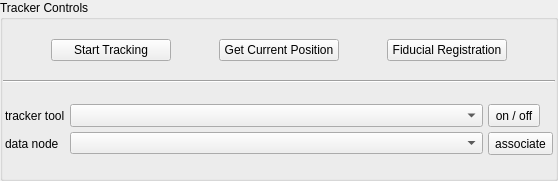
NifTK/NifTK, file Code/Gui/MITK/Modules/niftkIGIGui/ToolsGui/TrackerControlsWidget.ui: the form before one commit.
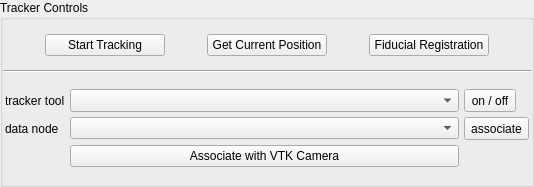
The form after the commit. Custom widgets are drawn as their Qt base class.

Commit message: Feature #1939 added button to turn on camera link

Diff of the .ui file:
```diff
--- a/Code/Gui/MITK/Modules/niftkIGIGui/ToolsGui/TrackerControlsWidget.ui
+++ b/Code/Gui/MITK/Modules/niftkIGIGui/ToolsGui/TrackerControlsWidget.ui
@@ -6,8 +6,8 @@
    <rect>
     <x>0</x>
     <y>0</y>
-    <width>558</width>
-    <height>181</height>
+    <width>534</width>
+    <height>187</height>
    </rect>
   </property>
   <property name="sizePolicy">
@@ -188,6 +188,13 @@
             </property>
            </widget>
           </item>
+          <item row="2" column="1">
+           <widget class="QPushButton" name="pushButton_CameraLink">
+            <property name="text">
+             <string>Associate with VTK Camera</string>
+            </property>
+           </widget>
+          </item>
          </layout>
         </item>
        </layout>
```
The commit also changes 4 other files.
